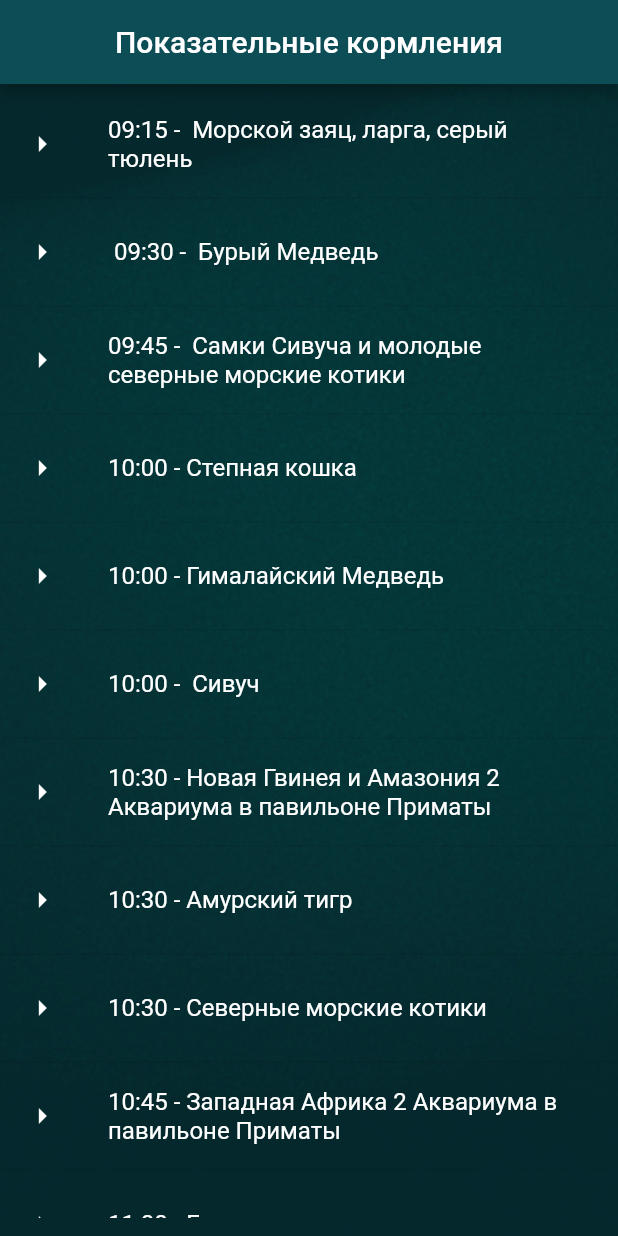
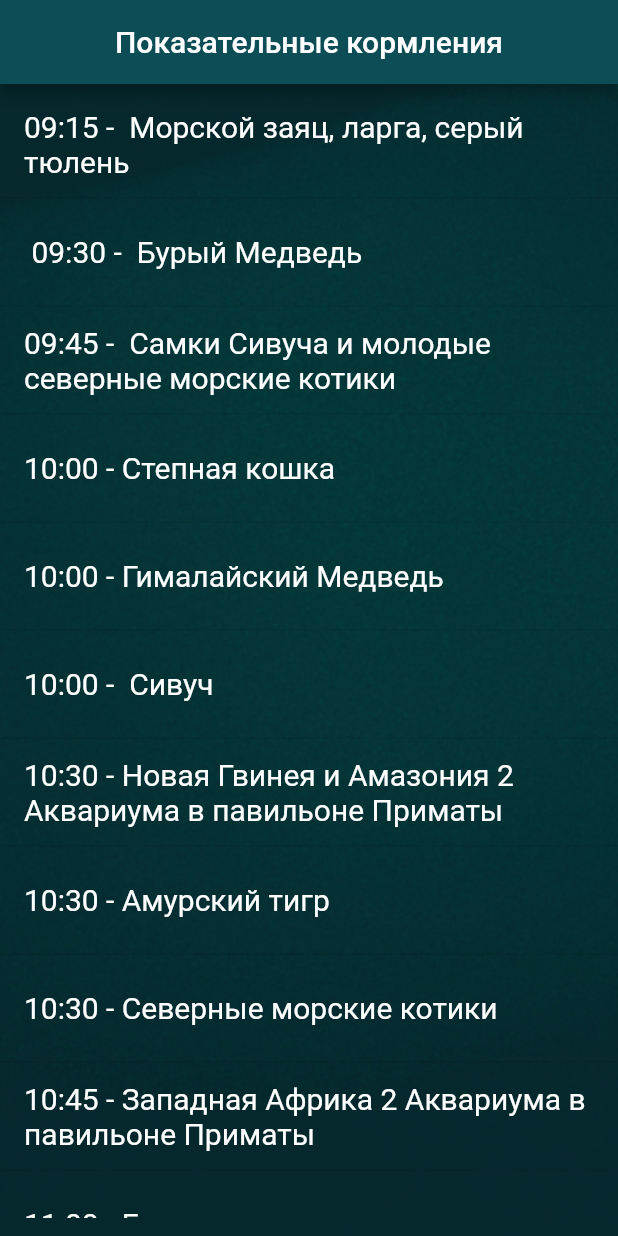
Before and after one commit to UnFarel/moscowzoo, a Flutter app: the screen it shows after launch, after a tap on "ПОКАЗАТЕЛЬНЫЕ КОРМЛЕНИЯ", on a phone screen of 412 x 824 dp. Run offline on Flutter 3.47's test engine with Material 2 defaults, Android fonts, the light colour scheme and no system bars; our stand-ins replace carousel_slider, photo_view; missing offline and left inert: map_launcher; network calls fail.

Commit message:
Little feeding changes

```diff
--- a/lib/pages/OtherPages/Feeding.dart
+++ b/lib/pages/OtherPages/Feeding.dart
@@ -105,8 +105,7 @@ class _FeedingPageState extends State<FeedingPage> {
                       separatorBuilder: (context, index) => Divider(),
                       itemBuilder: (context, index) {
                         return ListTile(
-                          title: Text(myListItems[dayofWeek][index], style: TextStyle(color: Color(AppTextColor), fontSize: 16),),
-                          leading: Icon(Icons.arrow_right, color: Color(AppTextColor),),
+                          title: Text(myListItems[dayofWeek][index], style: TextStyle(color: Color(AppTextColor), fontSize: 20),),
                         );
                       },
                     );
```
